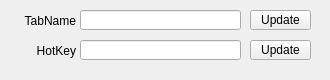
Before: the Qt Designer form QKeyMapper/qtablesetupdialog.ui in Zalafina/QKeyMapper, drawn with Qt 5.
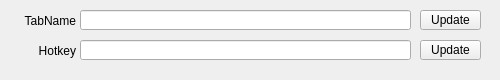
After: the same form once the commit is applied.

```diff
--- a/QKeyMapper/qtablesetupdialog.ui
+++ b/QKeyMapper/qtablesetupdialog.ui
@@ -6,7 +6,7 @@
    <rect>
     <x>0</x>
     <y>0</y>
-    <width>330</width>
+    <width>500</width>
     <height>80</height>
    </rect>
   </property>
@@ -18,13 +18,13 @@
   </property>
   <property name="minimumSize">
    <size>
-    <width>330</width>
+    <width>500</width>
     <height>80</height>
    </size>
   </property>
   <property name="maximumSize">
    <size>
-    <width>330</width>
+    <width>500</width>
     <height>80</height>
    </size>
   </property>
@@ -34,7 +34,7 @@
   <widget class="QPushButton" name="mappingKeyUpdateButton">
    <property name="geometry">
     <rect>
-     <x>250</x>
+     <x>420</x>
      <y>40</y>
      <width>61</width>
      <height>20</height>
@@ -60,7 +60,7 @@
     </rect>
    </property>
    <property name="text">
-    <string>HotKey</string>
+    <string>Hotkey</string>
    </property>
    <property name="alignment">
     <set>Qt::AlignmentFlag::AlignRight|Qt::AlignmentFlag::AlignTrailing|Qt::AlignmentFlag::AlignVCenter</set>
@@ -71,7 +71,7 @@
     <rect>
      <x>80</x>
      <y>40</y>
-     <width>161</width>
+     <width>331</width>
      <height>20</height>
     </rect>
    </property>
@@ -79,7 +79,7 @@
   <widget class="QPushButton" name="originalKeyUpdateButton">
    <property name="geometry">
     <rect>
-     <x>250</x>
+     <x>420</x>
      <y>10</y>
      <width>61</width>
      <height>20</height>
@@ -116,7 +116,7 @@
     <rect>
      <x>80</x>
      <y>10</y>
-     <width>161</width>
+     <width>331</width>
      <height>20</height>
     </rect>
    </property>
```
Left out of the diff: 10 changed lines with no effect on the pictures.
